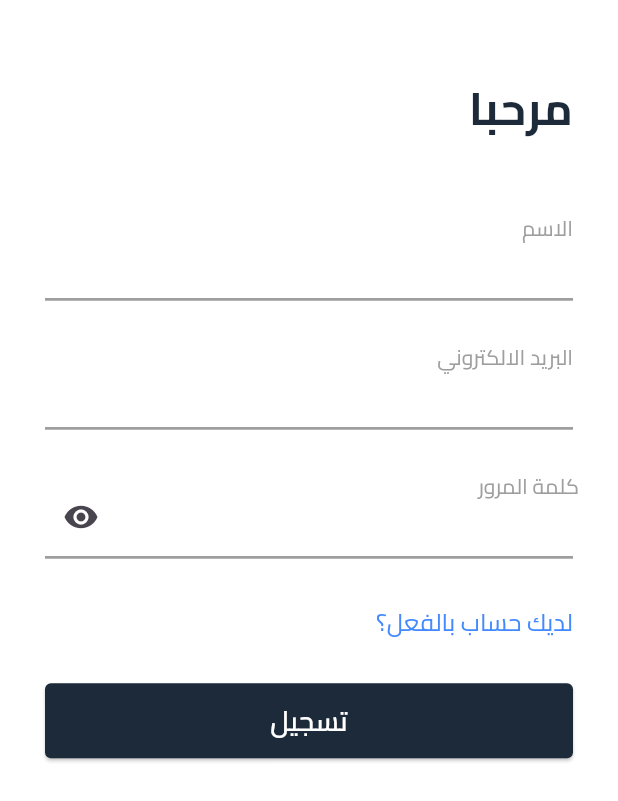
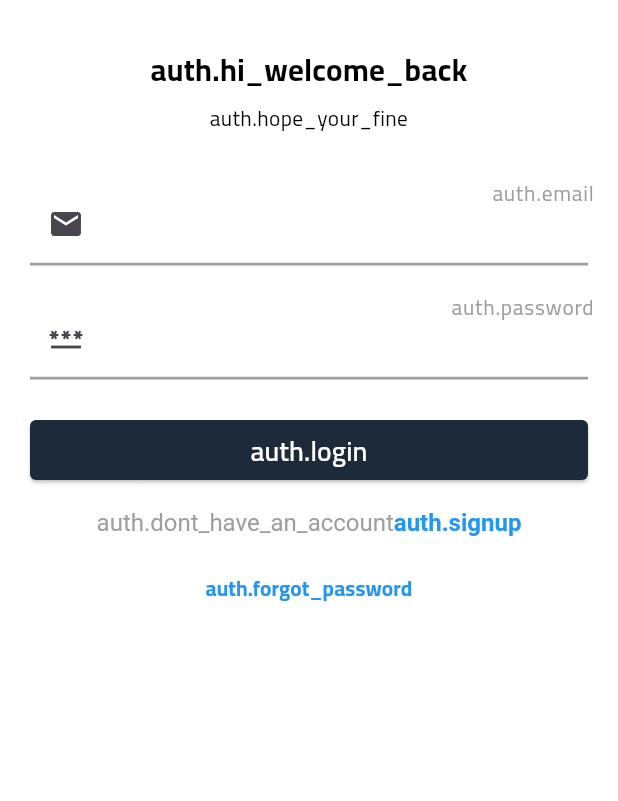
Before and after one commit to AmmarZeineh/complaints_app, a Flutter app: the SignupView screen opened by its route, after a tap on "لديك حساب بالفعل؟", on a phone screen of 412 x 824 dp. Shown: the top 801 px of the screen. Run offline on Flutter 3.47's test engine with Material 3 defaults, Android fonts, the phone set to English and light mode, and no system bars; drawn by our look-alikes of modal_progress_hud_nsn; our stand-ins replace bloc, dartz, dio, easy_localization, flutter_bloc, flutter_screenutil and 2 more; missing offline and left inert: flutter_verification_code_field; accounts and stored records are empty.

Commit message:
login done without fcm token

```diff
--- a/lib/core/helper_functions/on_generate_routes.dart
+++ b/lib/core/helper_functions/on_generate_routes.dart
@@ -1,3 +1,4 @@
+import 'package:complaints_app/feature/auth/views/login_view.dart';
 import 'package:complaints_app/feature/auth/views/signup_view.dart';
 import 'package:complaints_app/feature/auth/views/verify_view.dart';
 import 'package:flutter/material.dart';
@@ -6,6 +7,8 @@ Route<dynamic> onGenerateRoutes(RouteSettings settings) {
   switch (settings.name) {
     case SignupView.routeName:
       return MaterialPageRoute(builder: (_) => const SignupView());
+    case LoginView.routeName:
+      return MaterialPageRoute(builder: (_) => const LoginView());
     case VerifyView.routeName:
       return MaterialPageRoute(
         builder: (_) {
--- a/lib/feature/auth/data/repos/auth_repo_impl.dart
+++ b/lib/feature/auth/data/repos/auth_repo_impl.dart
@@ -10,9 +10,21 @@ class AuthRepoImpl implements AuthRepo {
   final Api _api;
   AuthRepoImpl(this._api);
   @override
-  Future<Either<Failure, UserEntity>> login(String email, String password) {
-    // TODO: implement login
-    throw UnimplementedError();
+  Future<Either<Failure, UserEntity>> login(
+    String email,
+    String password,
+  ) async {
+    try {
+      var data = await _api.post(
+        token: null,
+        url: '$baseUrl/auth/login',
+        body: {'email': email, 'password': password, 'fcmToken': 'nbjkj'},
+      );
+      UserEntity userEntity = UserModel.fromJson(data['user']).toEntity();
+      return Right(userEntity);
+    } catch (e) {
+      return Left(ServerFailure(e.toString()));
+    }
   }
 
   @override
--- /dev/null
+++ b/lib/feature/auth/views/cubits/login_cubit/login_cubit.dart
@@ -0,0 +1,20 @@
+import 'package:bloc/bloc.dart';
+import 'package:complaints_app/feature/auth/domain/repos/auth_repo.dart';
+import 'package:flutter/material.dart';
+
+part 'login_state.dart';
+
+class LoginCubit extends Cubit<LoginState> {
+  final AuthRepo authRepo;
+
+  LoginCubit(this.authRepo) : super(LoginInitial());
+
+  Future<void> login({required String email, required String password}) async {
+    emit(LoginLoading());
+    final result = await authRepo.login(email, password);
+    result.fold(
+      (l) => emit(LoginFailure(l.message)),
+      (r) => emit(LoginSuccess()),
+    );
+  }
+}
--- /dev/null
+++ b/lib/feature/auth/views/cubits/login_cubit/login_state.dart
@@ -0,0 +1,15 @@
+part of 'login_cubit.dart';
+
+@immutable
+sealed class LoginState {}
+
+final class LoginInitial extends LoginState {}
+
+class LoginLoading extends LoginState {}
+
+final class LoginSuccess extends LoginState {}
+
+final class LoginFailure extends LoginState {
+  final String errMessage;
+  LoginFailure(this.errMessage);
+}
--- /dev/null
+++ b/lib/feature/auth/views/login_view.dart
@@ -0,0 +1,49 @@
+import 'package:complaints_app/core/helper_functions/snack_bars.dart';
+import 'package:complaints_app/core/services/get_it_service.dart';
+import 'package:complaints_app/feature/auth/domain/repos/auth_repo.dart';
+import 'package:complaints_app/feature/auth/views/cubits/login_cubit/login_cubit.dart';
+import 'package:complaints_app/feature/auth/views/widgets/login_view_body.dart';
+import 'package:flutter/material.dart';
+import 'package:flutter_bloc/flutter_bloc.dart';
+import 'package:modal_progress_hud_nsn/modal_progress_hud_nsn.dart';
+
+class LoginView extends StatelessWidget {
+  const LoginView({super.key});
+
+  static const routeName = 'login';
+
+  @override
+  Widget build(BuildContext context) {
+    return Scaffold(
+      body: SafeArea(
+        child: BlocProvider(
+          create: (context) => LoginCubit(getIt.get<AuthRepo>()),
+          child: LoginViewConsumer(),
+        ),
+      ),
+    );
+  }
+}
+
+class LoginViewConsumer extends StatelessWidget {
+  const LoginViewConsumer({super.key});
+
+  @override
+  Widget build(BuildContext context) {
+    return BlocConsumer<LoginCubit, LoginState>(
+      listener: (context, state) {
+        if (state is LoginFailure) {
+          showErrorMessage(state.errMessage, context);
+        } else if (state is LoginSuccess) {
+          showSuccessMessage('Success', context);
+        }
+      },
+      builder: (context, state) {
+        return ModalProgressHUD(
+          inAsyncCall: state is LoginLoading,
+          child: LoginViewBody(),
+        );
+      },
+    );
+  }
+}
--- /dev/null
+++ b/lib/feature/auth/views/widgets/login_view_body.dart
@@ -0,0 +1,117 @@
+import 'package:complaints_app/core/utils/app_font_styles.dart';
+import 'package:complaints_app/core/widgets/custom_elevated_button.dart';
+import 'package:complaints_app/core/widgets/custom_text_form_field.dart';
+import 'package:complaints_app/feature/auth/views/cubits/login_cubit/login_cubit.dart';
+import 'package:complaints_app/feature/auth/views/signup_view.dart';
+import 'package:easy_localization/easy_localization.dart';
+import 'package:flutter/gestures.dart';
+import 'package:flutter/material.dart';
+import 'package:flutter_bloc/flutter_bloc.dart';
+
+class LoginViewBody extends StatefulWidget {
+  const LoginViewBody({super.key});
+
+  @override
+  State<LoginViewBody> createState() => _LoginViewBodyState();
+}
+
+class _LoginViewBodyState extends State<LoginViewBody> {
+  GlobalKey<FormState> formKey = GlobalKey();
+  AutovalidateMode autovalidateMode = AutovalidateMode.disabled;
+  String? email, password;
+  @override
+  Widget build(BuildContext context) {
+    return SingleChildScrollView(
+      child: Padding(
+        padding: const EdgeInsets.symmetric(horizontal: 20),
+        child: Form(
+          key: formKey,
+          child: Column(
+            crossAxisAlignment: CrossAxisAlignment.stretch,
+            children: [
+              const SizedBox(height: 32),
+
+              Text(
+                "auth.hi_welcome_back".tr(),
+                style: AppTextStyles.w700_20,
+                textAlign: TextAlign.center,
+              ),
+              const SizedBox(height: 8),
+              Text(
+                "auth.hope_your_fine".tr(),
+                style: AppTextStyles.w400_14,
+                textAlign: TextAlign.center,
+              ),
+              const SizedBox(height: 32),
+              CustomFormTextField(
+                textInputType: TextInputType.emailAddress,
+                prefixIcon: Icon(Icons.email),
+                title: "auth.email".tr(),
+                onSaved: (p0) => email = p0,
+              ),
+              SizedBox(height: 20),
+              CustomFormTextField(
+                textInputType: TextInputType.text,
+                obscureText: true,
+                prefixIcon: Icon(Icons.password),
+                title: "auth.password".tr(),
+                onSaved: (p0) => password = p0,
+              ),
+              SizedBox(height: 23),
+              CustomElevatedButton(
+                title: "auth.login".tr(),
+                onPressed: () async {
+                  if (formKey.currentState!.validate()) {
+                    formKey.currentState!.save();
+                    if (context.mounted) {
+                      await context.read<LoginCubit>().login(
+                        email: email!,
+                        password: password!,
+                      );
+                    }
+                  }
+                },
+              ),
+              SizedBox(height: 15),
+              Center(
+                child: RichText(
+                  text: TextSpan(
+                    text: "auth.dont_have_an_account".tr(),
+                    style: const TextStyle(color: Colors.grey, fontSize: 16),
+                    children: [
+                      TextSpan(
+                        text: "auth.signup".tr(),
+                        style: const TextStyle(
+                          color: Colors.blue,
+                          fontWeight: FontWeight.bold,
+                        ),
+                        recognizer: TapGestureRecognizer()
+                          ..onTap = () {
+                            Navigator.pushNamed(context, SignupView.routeName);
+                          },
+                      ),
+                    ],
+                  ),
+                ),
+              ),
+              SizedBox(height: 10),
+              TextButton(
+                onPressed: () {
+                  // Navigator.pushNamed(context, ForgotPasswordView.routeName);
+                },
+                child: Text(
+                  "auth.forgot_password".tr(),
+                  style: const TextStyle(
+                    color: Colors.blue,
+                    fontWeight: FontWeight.bold,
+                  ),
+                  textAlign: TextAlign.center,
+                ),
+              ),
+            ],
+          ),
+        ),
+      ),
+    );
+  }
+}
--- a/lib/feature/auth/views/widgets/signup_view_body.dart
+++ b/lib/feature/auth/views/widgets/signup_view_body.dart
@@ -3,6 +3,7 @@ import 'package:complaints_app/core/utils/app_font_styles.dart';
 import 'package:complaints_app/core/widgets/custom_elevated_button.dart';
 import 'package:complaints_app/core/widgets/custom_text_form_field.dart';
 import 'package:complaints_app/feature/auth/views/cubits/signup_cubit/signup_cubit_cubit.dart';
+import 'package:complaints_app/feature/auth/views/login_view.dart';
 import 'package:flutter/material.dart';
 import 'package:flutter_bloc/flutter_bloc.dart';
 import 'package:flutter_screenutil/flutter_screenutil.dart';
@@ -79,7 +80,7 @@ class _SignupViewBodyState extends State<SignupViewBody> {
                   SizedBox(height: 30),
                   GestureDetector(
                     onTap: () {
-                      Navigator.pop(context);
+                      Navigator.pushNamed(context, LoginView.routeName);
                     },
                     child: Text(
                       'لديك حساب بالفعل؟',
@@ -93,13 +94,13 @@ class _SignupViewBodyState extends State<SignupViewBody> {
                     width: double.infinity,
                     child: CustomElevatedButton(
                       title: 'تسجيل',
-                      onPressed: () {
+                      onPressed: () async {
                         if (formKey.currentState!.validate()) {
                           formKey.currentState!.save();
                         }
                         autovalidateMode = AutovalidateMode.onUserInteraction;
                         setState(() {});
-                        context.read<SignupCubitCubit>().signup(
+                        await context.read<SignupCubitCubit>().signup(
                           email: email!,
                           password: password!,
                           name: name!,
--- a/lib/feature/auth/views/widgets/verify_view_body.dart
+++ b/lib/feature/auth/views/widgets/verify_view_body.dart
@@ -3,6 +3,7 @@ import 'package:complaints_app/core/helper_functions/snack_bars.dart';
 import 'package:complaints_app/core/utils/app_font_styles.dart';
 import 'package:complaints_app/core/widgets/custom_elevated_button.dart';
 import 'package:complaints_app/feature/auth/views/cubits/verify_cubit/verify_cubit.dart';
+import 'package:complaints_app/feature/auth/views/login_view.dart';
 import 'package:easy_localization/easy_localization.dart';
 import 'package:flutter/material.dart';
 import 'package:flutter_bloc/flutter_bloc.dart';
@@ -76,7 +77,7 @@ class _VerifyViewBodyState extends State<VerifyViewBody> {
 
         if (state is EmailVerificationSuccess) {
           showSuccessMessage(tr('auth.Verification_success'), context);
-          // Navigator.pushReplacement(context, LoginView());
+          Navigator.pushReplacementNamed(context, LoginView.routeName);
         } else if (state is EmailVerificationError) {
           showErrorMessage(state.message, context);
         } else if (state is ResendVerificationSuccess) {
```
